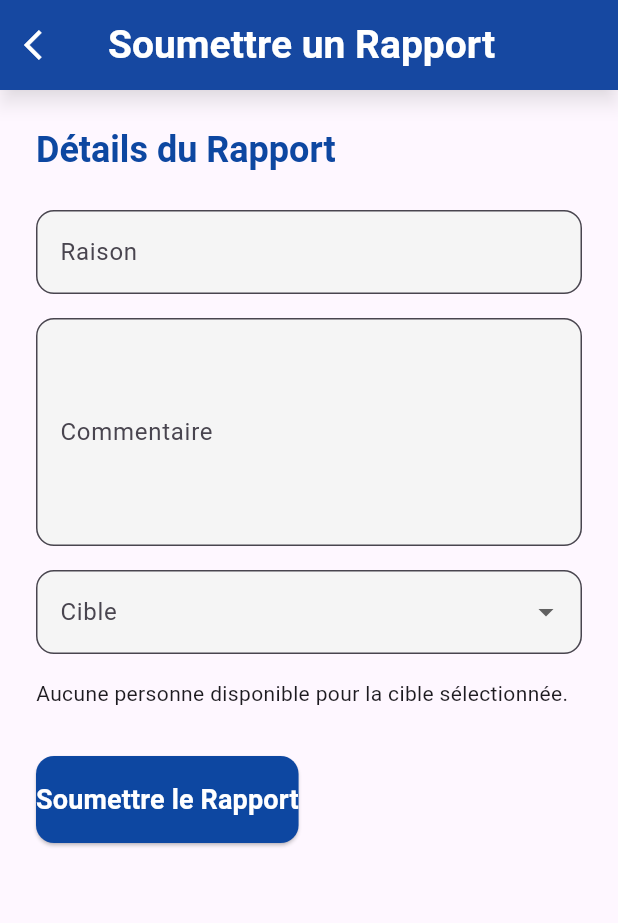
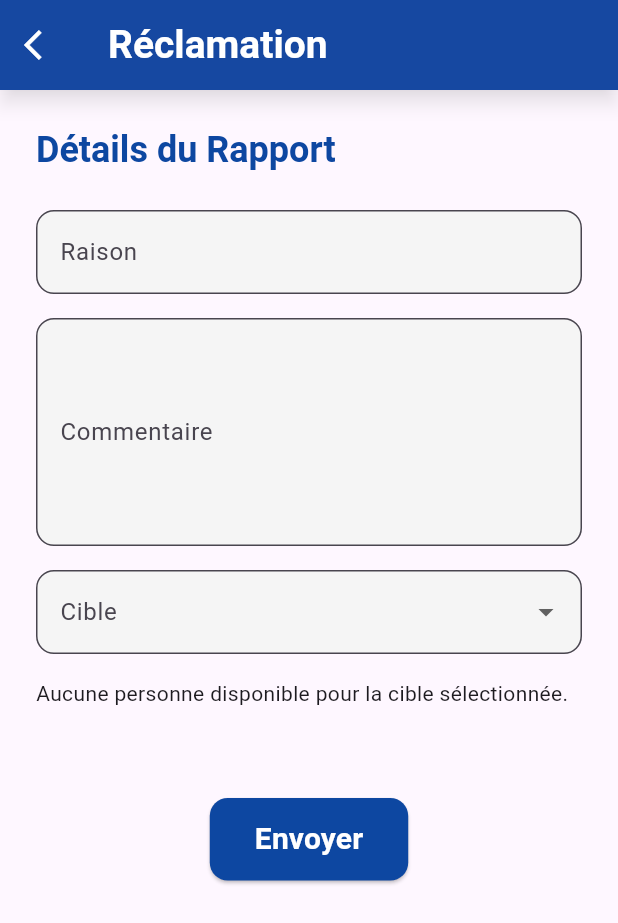
Before and after one commit to ayouboueslati/SportDivers, a Flutter app: the ReportPage screen opened by its route, on a phone screen of 412 x 824 dp. Shown: the top 923 px of the screen. Run offline on Flutter 3.47's test engine with Material 3 defaults, Android fonts, the phone set to English and light mode, and no system bars; our stand-ins replace fl_chart, flutter_rating_bar, fluttertoast, image_picker, loading_overlay, rflutter_alert and 6 more; accounts and stored records are empty.

Commit message:
fix report design

```diff
--- a/lib/screens/report/ReportSheet1.dart
+++ b/lib/screens/report/ReportSheet1.dart
@@ -1,11 +1,7 @@
-import 'dart:convert';
-
 import 'package:flutter/material.dart';
-import 'package:footballproject/Provider/AuthProvider/auth_provider.dart';
-import 'package:footballproject/Provider/constantsProvider.dart';
 import 'package:provider/provider.dart';
 import 'package:footballproject/Provider/ReportPorivder/ticketProvider.dart';
-import 'package:http/http.dart' as http;
+
 
 class ReportPage extends StatefulWidget {
   static const String id = 'Report_Page';
@@ -129,7 +125,7 @@ class _ReportPageState extends State<ReportPage> {
           ),
           backgroundColor: Colors.blue[900],
           title: const Text(
-            'Soumettre un Rapport',
+            'Réclamation',
             style: TextStyle(
               color: Colors.white,
               fontWeight: FontWeight.bold,
@@ -139,7 +135,7 @@ class _ReportPageState extends State<ReportPage> {
         ),
         body: SingleChildScrollView(
           child: Padding(
-            padding: EdgeInsets.all(24.0),
+            padding:const EdgeInsets.all(24.0),
             child: Column(
               crossAxisAlignment: CrossAxisAlignment.start,
               children: [
@@ -150,27 +146,29 @@ class _ReportPageState extends State<ReportPage> {
                         color: Colors.blue[900],
                       ),
                 ),
-                SizedBox(height: 24.0),
+                const SizedBox(height: 24.0),
                 _buildTextField(
                   controller: _reasonController,
                   label: 'Raison',
                   hint: 'Entrez la raison de votre rapport',
                 ),
-                SizedBox(height: 16.0),
+                const SizedBox(height: 16.0),
                 _buildTextField(
                   controller: _commentController,
                   label: 'Commentaire',
                   hint: 'Fournissez des détails supplémentaires',
                   maxLines: 5,
                 ),
-                SizedBox(height: 16.0),
+                const SizedBox(height: 16.0),
                 _buildDropdown(),
                 if (_selectedTarget != 'ADMIN') ...[
                   SizedBox(height: 16.0),
                   _buildPersonDropdown(),
                 ],
-                SizedBox(height: 32.0),
-                _buildSubmitButton(),
+                const SizedBox(height: 60),
+                Center(
+                 child:  _buildSubmitButton(),
+                ),
               ],
             ),
           ),
@@ -284,15 +282,15 @@ class _ReportPageState extends State<ReportPage> {
       onPressed: _submitReport,
       style: ElevatedButton.styleFrom(
         backgroundColor: Colors.blue[900],
-        padding: EdgeInsets.symmetric(vertical: 16.0),
+        padding:const EdgeInsets.symmetric(vertical: 13.0,horizontal: 30.0),
         shape: RoundedRectangleBorder(
           borderRadius: BorderRadius.circular(12),
         ),
       ),
-      child: Text(
-        'Soumettre le Rapport',
+      child: const Text(
+        'Envoyer',
         style: TextStyle(
-          fontSize: 18,
+          fontSize: 20,
           fontWeight: FontWeight.bold,
           color: Colors.white,
         ),
```
